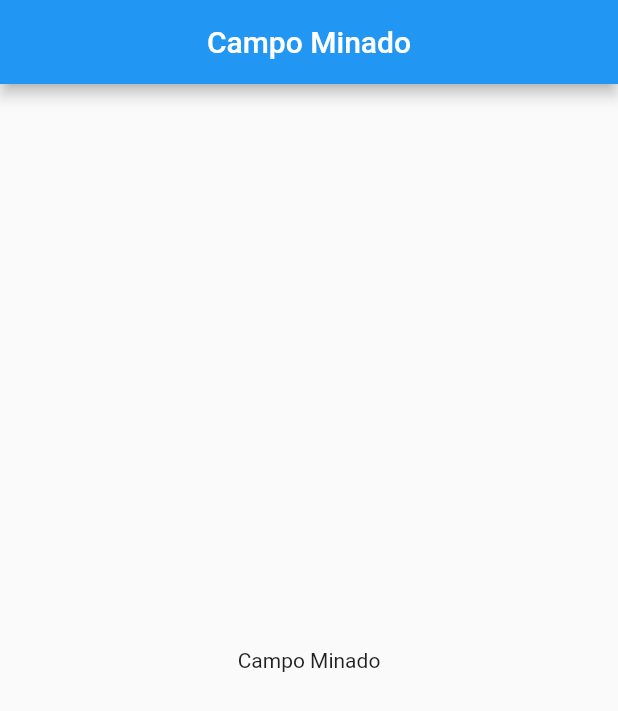
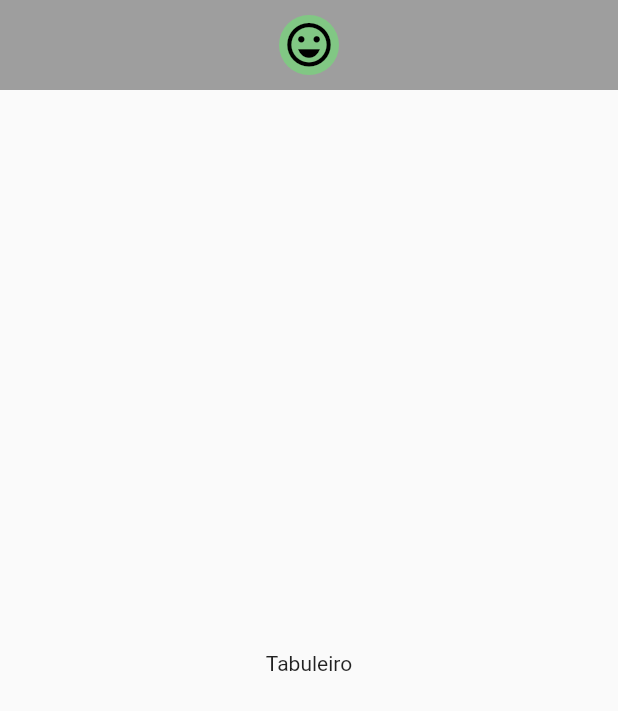
Before and after one commit to bruno15b/campo_minado, a Flutter app: the screen it shows after launch, on a phone screen of 412 x 824 dp. Shown: the top 711 px of the screen. Run offline on Flutter 3.47's test engine with Material 2 defaults, Android fonts, the phone set to English and light mode, and no system bars.

Commit message:
adicionado classe ResultadoAppBarWidget

```diff
--- a/lib/main.dart
+++ b/lib/main.dart
@@ -1,4 +1,4 @@
-import 'package:campo_minado/ui/pages/main_page.dart';
+import 'package:campo_minado/ui/pages/campo_minado_app.dart';
 import 'package:flutter/material.dart';
 
 void main() {
@@ -15,7 +15,9 @@ class MyApp extends StatelessWidget {
         primarySwatch: Colors.blue,
         visualDensity: VisualDensity.adaptivePlatformDensity,
       ),
-      home: MainPage(),
+      home: CampoMinadoApp(
+
+      ),
     );
   }
 }
--- /dev/null
+++ b/lib/ui/pages/campo_minado_app.dart
@@ -0,0 +1,21 @@
+import 'package:campo_minado/ui/widgets/resultado_app_bar_widget.dart';
+import 'package:flutter/material.dart';
+
+class CampoMinadoApp extends StatelessWidget {
+  _reiniciar() {
+    print("Reiniciou");
+  }
+
+  @override
+  Widget build(BuildContext context) {
+    return Scaffold(
+      appBar: ResultadoAppBarWidget(
+        venceu: true,
+        onReiniciar: _reiniciar,
+      ),
+      body: Center(
+        child: Text("Tabuleiro"),
+      ),
+    );
+  }
+}
--- a/lib/ui/pages/main_page.dart
+++ /dev/null
@@ -1,13 +0,0 @@
-import 'package:flutter/material.dart';
-
-class MainPage extends StatelessWidget {
-  @override
-  Widget build(BuildContext context) {
-    return Scaffold(
-      appBar: AppBar(title: Text("Campo Minado"), centerTitle: true),
-      body: Center(
-        child: Text("Campo Minado"),
-      ),
-    );
-  }
-}
--- /dev/null
+++ b/lib/ui/widgets/resultado_app_bar_widget.dart
@@ -0,0 +1,55 @@
+import "package:flutter/material.dart";
+
+class ResultadoAppBarWidget extends StatelessWidget implements PreferredSizeWidget {
+  final bool venceu;
+  final Function onReiniciar;
+
+  ResultadoAppBarWidget({@required this.venceu,@required this.onReiniciar});
+
+  Color _getColor() {
+    if (venceu == null) {
+      return Colors.yellow;
+    } else if (venceu) {
+      return Colors.green[300];
+    } else {
+      return Colors.red[300];
+    }
+  }
+
+  IconData _getIcon() {
+    if (venceu == null) {
+      return Icons.sentiment_satisfied;
+    } else if (venceu) {
+      return Icons.sentiment_very_satisfied;
+    } else {
+      return Icons.sentiment_very_dissatisfied;
+    }
+  }
+
+  @override
+  Widget build(BuildContext context) {
+    return Container(
+        color: Colors.grey,
+        child: SafeArea(
+          child: Container(
+            padding: EdgeInsets.all(10),
+            child: CircleAvatar(
+              backgroundColor: _getColor(),
+              child: IconButton(
+                padding: EdgeInsets.all(0),
+                icon: Icon(
+                  _getIcon(),
+                  color: Colors.black,
+                  size: 35,
+                ),
+                onPressed: onReiniciar,
+              ),
+            ),
+          ),
+        ));
+  }
+
+  @override
+  // TODO: implement preferredSize
+  Size get preferredSize => Size.fromHeight(120);
+}
```
